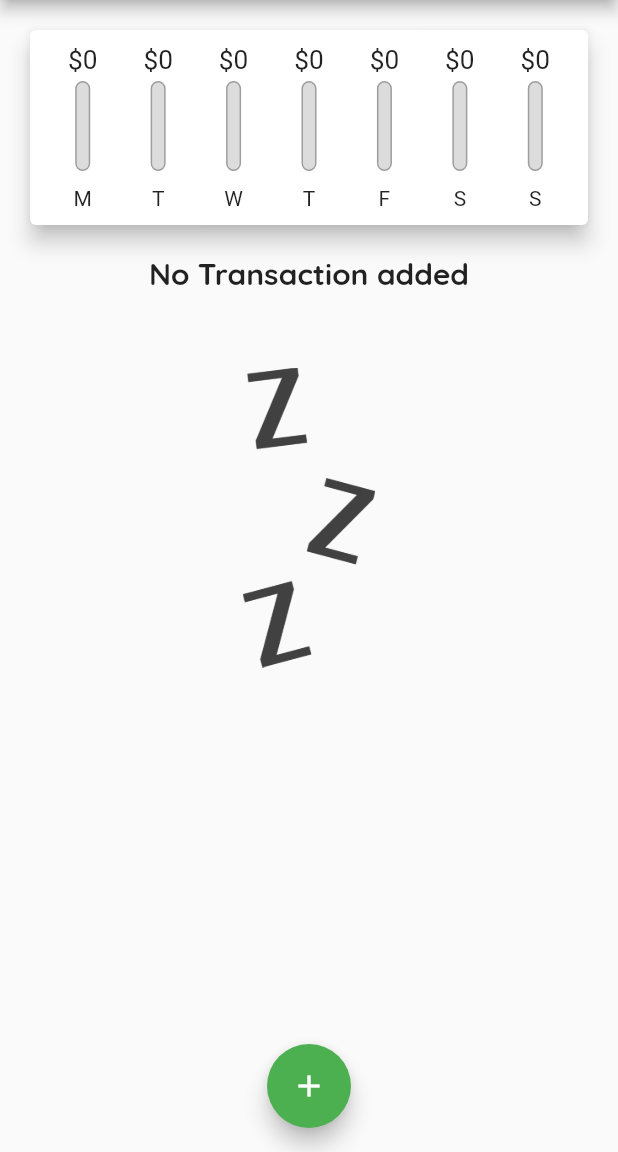
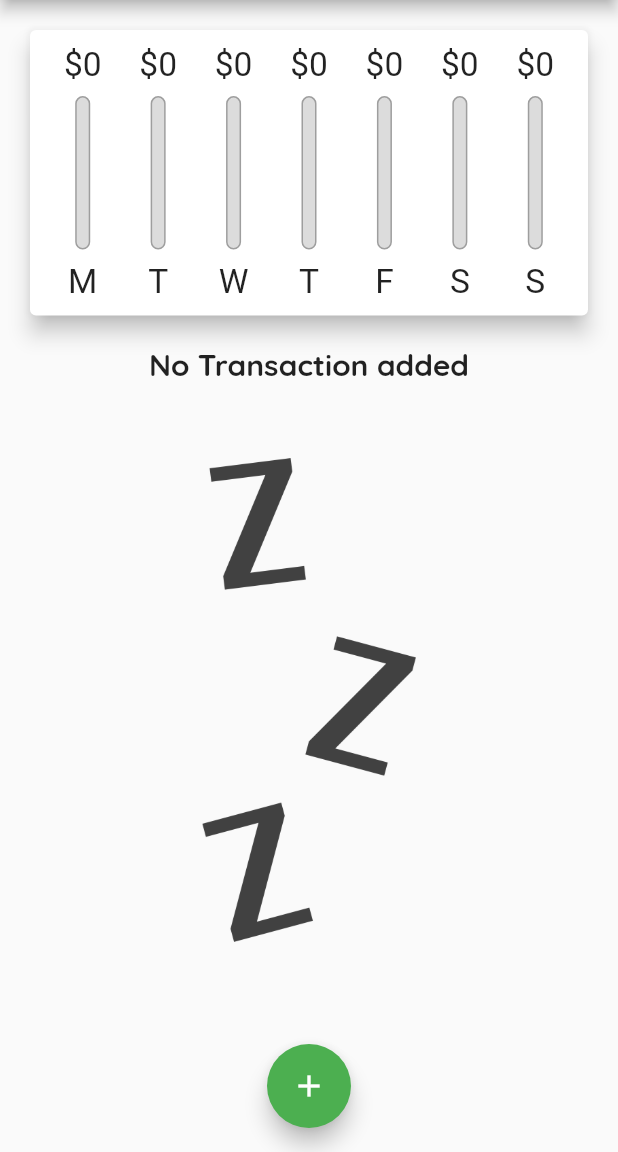
Before and after one commit to Bassem320/Personal-Expenses, a Flutter app: the screen it shows after launch, on a phone screen of 412 x 824 dp, the part 84-1236 px from its top. Run offline on Flutter 3.47's test engine with Material 2 defaults, Android fonts, the phone set to English and light mode, and no system bars; missing offline and left inert: dart:ffi; Roboto replaces fonts that are missing (QuckSand).

Commit message:
landscape layout mode added

```diff
--- a/lib/main.dart
+++ b/lib/main.dart
@@ -1,13 +1,21 @@
 import 'dart:ffi';
 
 import 'package:flutter/material.dart';
+import 'package:flutter/services.dart';
 
 import './widgets/transaction_list.dart';
 import './widgets/new_transaction.dart';
 import './widgets/chart.dart';
 import './models/transaction.dart';
 
-void main() => runApp(HomeApp());
+void main() {
+  // WidgetsFlutterBinding.ensureInitialized();
+  // SystemChrome.setPreferredOrientations([
+  //   DeviceOrientation.portraitUp,
+  //   DeviceOrientation.portraitDown,
+  // ]);
+  runApp(HomeApp());
+}
 
 class HomeApp extends StatelessWidget {
   @override
@@ -18,13 +26,13 @@ class HomeApp extends StatelessWidget {
           primarySwatch: Colors.green,
           fontFamily: 'OpenSans',
           textTheme: ThemeData.light().textTheme.copyWith(
-                titleLarge: TextStyle(
+                titleLarge: const TextStyle(
                   fontFamily: 'QuickSand',
                   fontWeight: FontWeight.bold,
                   fontSize: 20,
                 ),
               ),
-          appBarTheme: AppBarTheme(
+          appBarTheme: const AppBarTheme(
               titleTextStyle: TextStyle(
             fontFamily: 'QuckSand',
             fontWeight: FontWeight.bold,
@@ -46,6 +54,8 @@ class _HomeState extends State<Home> {
   final amountController = TextEditingController();
 
   final List<Transaction> _transactions = [];
+
+  var _showChart = false;
 
   List<Transaction> get _recentTransaction {
     return _transactions
@@ -86,32 +96,74 @@ class _HomeState extends State<Home> {
 
   @override
   Widget build(BuildContext context) {
-    return Scaffold(
-      appBar: AppBar(
+    final isLandscape =
+        MediaQuery.of(context).orientation == Orientation.landscape;
+    final appBar = AppBar(
       title: const Text('Personal Expenses'),
       actions: [
         IconButton(
           onPressed: () => _starAddNewTransaction(context),
-            icon: Icon(Icons.add),
+          icon: const Icon(Icons.add),
         )
       ],
+    );
+    final transList = Container(
+      height: (MediaQuery.of(context).size.height -
+              appBar.preferredSize.height -
+              MediaQuery.of(context).padding.top) *
+          0.7,
+      child: TransactionList(
+        transactions: _transactions,
+        deleteTx: _deleteTranssaction,
       ),
+    );
+    return Scaffold(
+      appBar: appBar,
       body: SingleChildScrollView(
         child: Column(
           crossAxisAlignment: CrossAxisAlignment.stretch,
           children: [
-            Chart(_recentTransaction),
-            TransactionList(
-              transactions: _transactions,
-              deleteTx: _deleteTranssaction,
+            if (isLandscape)
+              Row(
+                mainAxisAlignment: MainAxisAlignment.center,
+                children: [
+                  Text('Show Chart'),
+                  Switch(
+                    value: _showChart,
+                    onChanged: (val) {
+                      setState(() {
+                        _showChart = val;
+                      });
+                    },
                   ),
+                ],
+              ),
+            if (!isLandscape)
+              Container(
+                height: (MediaQuery.of(context).size.height -
+                        appBar.preferredSize.height -
+                        MediaQuery.of(context).padding.top) *
+                    0.3,
+                child: Chart(_recentTransaction),
+              ),
+            if (!isLandscape) transList,
+            if (isLandscape)
+              (_showChart)
+                  ? Container(
+                      height: (MediaQuery.of(context).size.height -
+                              appBar.preferredSize.height -
+                              MediaQuery.of(context).padding.top) *
+                          0.7,
+                      child: Chart(_recentTransaction),
+                    )
+                  : transList,
           ],
         ),
       ),
       floatingActionButtonLocation: FloatingActionButtonLocation.centerFloat,
       floatingActionButton: FloatingActionButton(
         onPressed: () => _starAddNewTransaction(context),
-        child: Icon(Icons.add),
+        child: const Icon(Icons.add),
       ),
     );
   }
--- a/lib/widgets/chart_bar.dart
+++ b/lib/widgets/chart_bar.dart
@@ -9,19 +9,21 @@ class ChartBar extends StatelessWidget {
 
   @override
   Widget build(BuildContext context) {
+    return LayoutBuilder(
+      builder: (ctx, constraints) {
         return Column(
           children: [
             Container(
-          height: 20,
+              height: constraints.maxHeight * 0.15,
               child: FittedBox(
                 child: Text('\$${spendingAmount.toStringAsFixed(0)}'),
               ),
             ),
             SizedBox(
-          height: 4,
+              height: constraints.maxHeight * 0.05,
             ),
             Container(
-          height: 60,
+              height: constraints.maxHeight * 0.6,
               width: 10,
               child: Stack(
                 children: [
@@ -45,10 +47,15 @@ class ChartBar extends StatelessWidget {
               ),
             ),
             SizedBox(
-          height: 10,
+              height: constraints.maxHeight * 0.05,
             ),
-        Text(day),
+            Container(
+              height: constraints.maxHeight * 0.15,
+              child: FittedBox(child: Text(day),),
+            ),
           ],
+        );
+      },
     );
   }
 }
--- a/lib/widgets/new_transaction.dart
+++ b/lib/widgets/new_transaction.dart
@@ -49,10 +49,16 @@ class _NewTransactionState extends State<NewTransaction> {
 
   @override
   Widget build(BuildContext context) {
-    return Card(
+    return SingleChildScrollView(
+      child: Card(
         elevation: 5,
         child: Container(
-        margin: const EdgeInsets.all(10),
+          margin: EdgeInsets.only(
+            left: 10,
+            right: 10,
+            top: 10,
+            bottom: MediaQuery.of(context).viewInsets.bottom + 10,
+          ),
           child: Column(
             crossAxisAlignment: CrossAxisAlignment.end,
             children: [
@@ -97,6 +103,7 @@ class _NewTransactionState extends State<NewTransaction> {
             ],
           ),
         ),
+      ),
     );
   }
 }
--- a/lib/widgets/transaction_list.dart
+++ b/lib/widgets/transaction_list.dart
@@ -11,10 +11,9 @@ class TransactionList extends StatelessWidget {
 
   @override
   Widget build(BuildContext context) {
-    return Container(
-      height: 300,
-      child: (transactions.isEmpty)
-          ? Column(
+    return (transactions.isEmpty)
+        ? LayoutBuilder(builder: (ctx, constraints) {
+          return Column(
             children: [
               Text(
                 'No Transaction added',
@@ -24,14 +23,15 @@ class TransactionList extends StatelessWidget {
                 height: 50,
               ),
               Container(
-                  height: 200,
+                height: constraints.maxHeight * 0.6,
                 child: Image.asset(
                   'assets/images/waiting.png',
                   fit: BoxFit.cover,
                 ),
               )
             ],
-            )
+          );
+        },)
         : ListView.builder(
             itemBuilder: (BuildContext context, int index) {
               return Card(
@@ -62,7 +62,6 @@ class TransactionList extends StatelessWidget {
               );
             },
             itemCount: transactions.length,
-            ),
           );
   }
 }
```
Also changed, not shown: pubspec.lock. Lines whose indentation alone changed are shown as unchanged.
